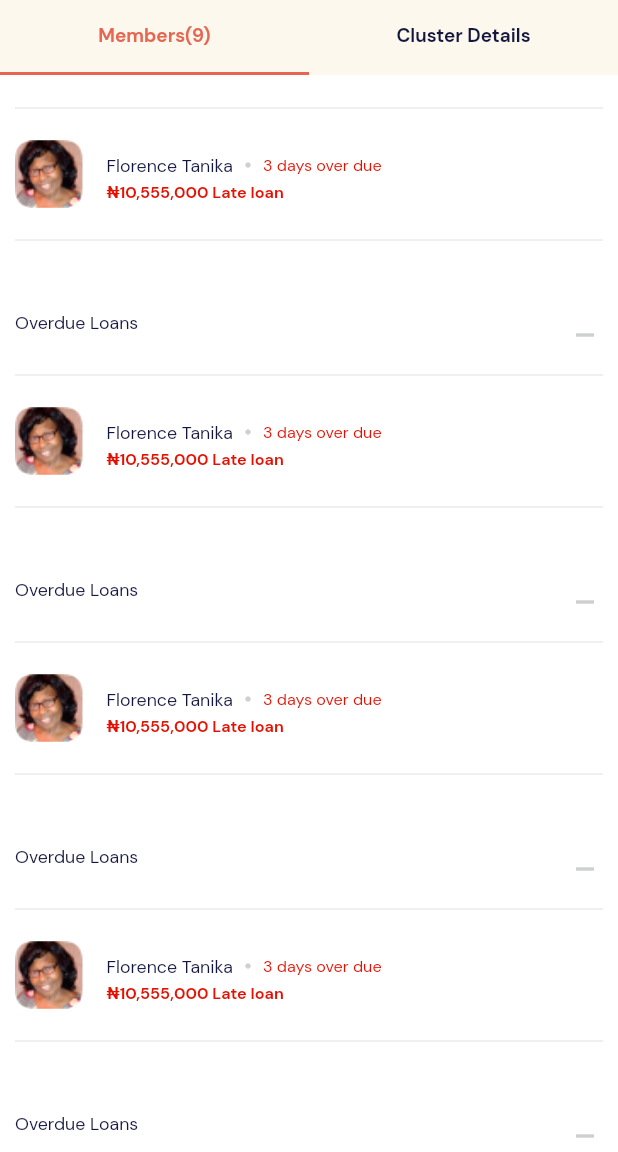
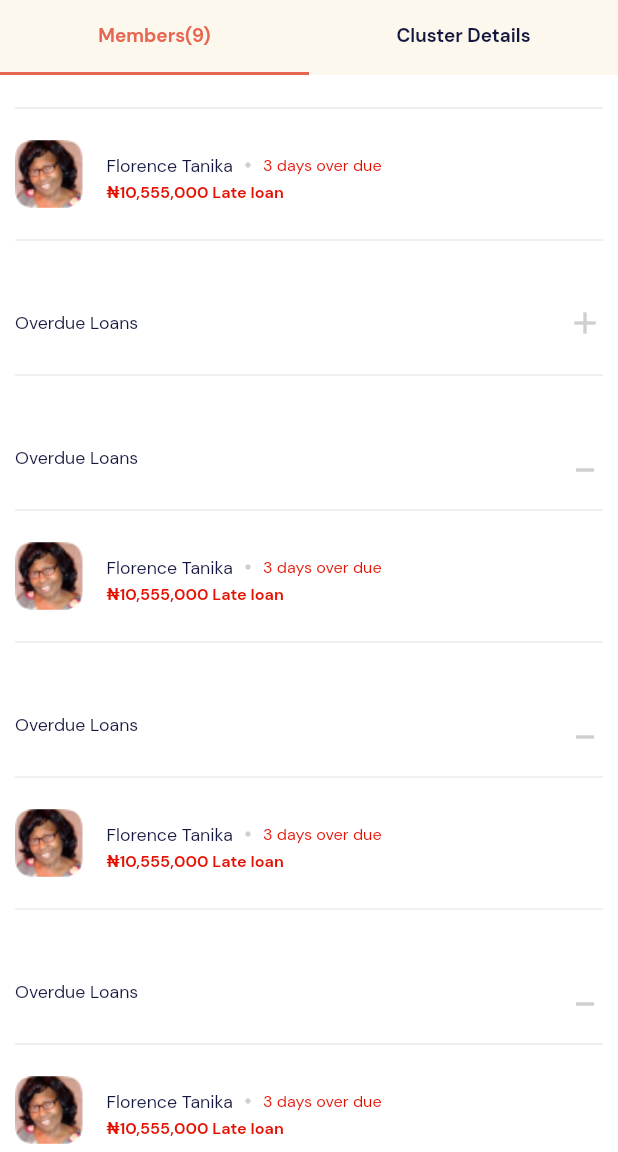
Before and after one commit to Destiny-Ed/Moni-Africa, a Flutter app: the screen it shows after launch, scrolled down 360 dp, after a tap on the "minimize" icon, on a phone screen of 412 x 824 dp, the part 84-1236 px from its top. Run offline on Flutter 3.47's test engine with Material 2 defaults, Android fonts, the phone set to English and light mode, and no system bars; our stand-ins replace sliver_tools.

Commit message:
Added toggle visibility switcher for members list container

```diff
--- /dev/null
+++ b/lib/Screens/Cluster/Cluster_Tabs/Local_widget/members_list_container.dart
@@ -0,0 +1,103 @@
+import 'package:flutter/material.dart';
+import 'package:moni_app/Styles/color.dart';
+import 'package:moni_app/Styles/dimens.dart';
+
+class MembersListContainer extends StatefulWidget {
+  const MembersListContainer({Key? key}) : super(key: key);
+
+  @override
+  State<MembersListContainer> createState() => _MembersListContainerState();
+}
+
+class _MembersListContainerState extends State<MembersListContainer> {
+  bool _isShow = true;
+  @override
+  Widget build(BuildContext context) {
+    return Container(
+      padding: const EdgeInsets.all(10),
+      child: Column(
+        children: [
+          const SizedBox(
+            height: 15,
+          ),
+
+          ///Header
+          Container(
+            // margin: const EdgeInsets.symmetric(vertical: 10),
+            child: Row(
+              mainAxisAlignment: MainAxisAlignment.spaceBetween,
+              crossAxisAlignment: CrossAxisAlignment.center,
+              children: [
+                Text(
+                  "Overdue Loans",
+                  style: TextStyle(
+                      fontSize: AppSize.listTitle, color: AppColor.black),
+                ),
+                GestureDetector(
+                  onTap: () {
+                    setState(() {
+                      _isShow = !_isShow;
+                    });
+                  },
+                  child: Icon(
+                    _isShow == true ? Icons.minimize : Icons.add,
+                    color: AppColor.grey,
+                  ),
+                )
+              ],
+            ),
+          ),
+          const SizedBox(
+            height: 15,
+          ),
+          const Divider(),
+          if (_isShow == true)
+            ListTile(
+              contentPadding: const EdgeInsets.all(0),
+              // contentPadding: const EdgeInsets.only(top: 10),
+              leading: Container(
+                height: 45,
+                width: 45,
+                decoration: BoxDecoration(
+                    borderRadius: BorderRadius.circular(10),
+                    image: const DecorationImage(
+                      fit: BoxFit.cover,
+                      image: AssetImage("assets/avatar.png"),
+                    )),
+              ),
+              title: Row(
+                children: [
+                  Text(
+                    "Florence Tanika",
+                    style: TextStyle(
+                        color: AppColor.black, fontSize: AppSize.listTitle),
+                  ),
+                  Padding(
+                    padding: const EdgeInsets.symmetric(horizontal: 8),
+                    child: Icon(
+                      Icons.lens,
+                      size: 4,
+                      color: AppColor.grey,
+                    ),
+                  ),
+                  Text(
+                    '3 days over due',
+                    style: TextStyle(
+                        color: AppColor.red, fontSize: AppSize.smallText),
+                  ),
+                ],
+              ),
+              subtitle: Text(
+                '₦10,555,000 Late loan ',
+                style: TextStyle(
+                    fontSize: AppSize.smallText,
+                    color: AppColor.red,
+                    fontWeight: FontWeight.bold),
+              ),
+            ),
+          if (_isShow == true) const Divider(),
+        ],
+      ),
+    );
+  }
+}
--- a/lib/Screens/Cluster/Cluster_Tabs/members_page.dart
+++ b/lib/Screens/Cluster/Cluster_Tabs/members_page.dart
@@ -1,4 +1,5 @@
 import 'package:flutter/material.dart';
+import 'package:moni_app/Screens/Cluster/Cluster_Tabs/Local_widget/members_list_container.dart';
 import 'package:moni_app/Styles/color.dart';
 import 'package:moni_app/Styles/dimens.dart';
 
@@ -16,87 +17,7 @@ class _MembersPageState extends State<MembersPage> {
       physics: const NeverScrollableScrollPhysics(),
       children: [
         ...List.generate(1000, (index) {
-          return Container(
-            padding: const EdgeInsets.all(10),
-            child: Column(
-              children: [
-                const SizedBox(
-                  height: 15,
-                ),
-
-                ///Header
-                Container(
-                  // margin: const EdgeInsets.symmetric(vertical: 10),
-                  child: Row(
-                    mainAxisAlignment: MainAxisAlignment.spaceBetween,
-                    crossAxisAlignment: CrossAxisAlignment.center,
-                    children: [
-                      Text(
-                        "Overdue Loans",
-                        style: TextStyle(
-                            fontSize: AppSize.listTitle, color: AppColor.black),
-                      ),
-                      GestureDetector(
-                        onTap: () {},
-                        child: Icon(
-                          Icons.minimize,
-                          color: AppColor.grey,
-                        ),
-                      )
-                    ],
-                  ),
-                ),
-                const SizedBox(
-                  height: 15,
-                ),
-                const Divider(),
-                ListTile(
-                  contentPadding: const EdgeInsets.all(0),
-                  // contentPadding: const EdgeInsets.only(top: 10),
-                  leading: Container(
-                    height: 45,
-                    width: 45,
-                    decoration: BoxDecoration(
-                        borderRadius: BorderRadius.circular(10),
-                        image: const DecorationImage(
-                          fit: BoxFit.cover,
-                          image: AssetImage("assets/avatar.png"),
-                        )),
-                  ),
-                  title: Row(
-                    children: [
-                      Text(
-                        "Florence Tanika",
-                        style: TextStyle(
-                            color: AppColor.black, fontSize: AppSize.listTitle),
-                      ),
-                      Padding(
-                        padding: const EdgeInsets.symmetric(horizontal: 8),
-                        child: Icon(
-                          Icons.lens,
-                          size: 4,
-                          color: AppColor.grey,
-                        ),
-                      ),
-                      Text(
-                        '3 days over due',
-                        style: TextStyle(
-                            color: AppColor.red, fontSize: AppSize.smallText),
-                      ),
-                    ],
-                  ),
-                  subtitle: Text(
-                    '₦10,555,000 Late loan ',
-                    style: TextStyle(
-                        fontSize: AppSize.smallText,
-                        color: AppColor.red,
-                        fontWeight: FontWeight.bold),
-                  ),
-                ),
-                const Divider(),
-              ],
-            ),
-          );
+          return const MembersListContainer();
         }),
       ],
     );
```
Also changed, not shown: lib/Screens/Cluster/Cluster_Tabs/Local_widget/members_fields.dart (deleted).
